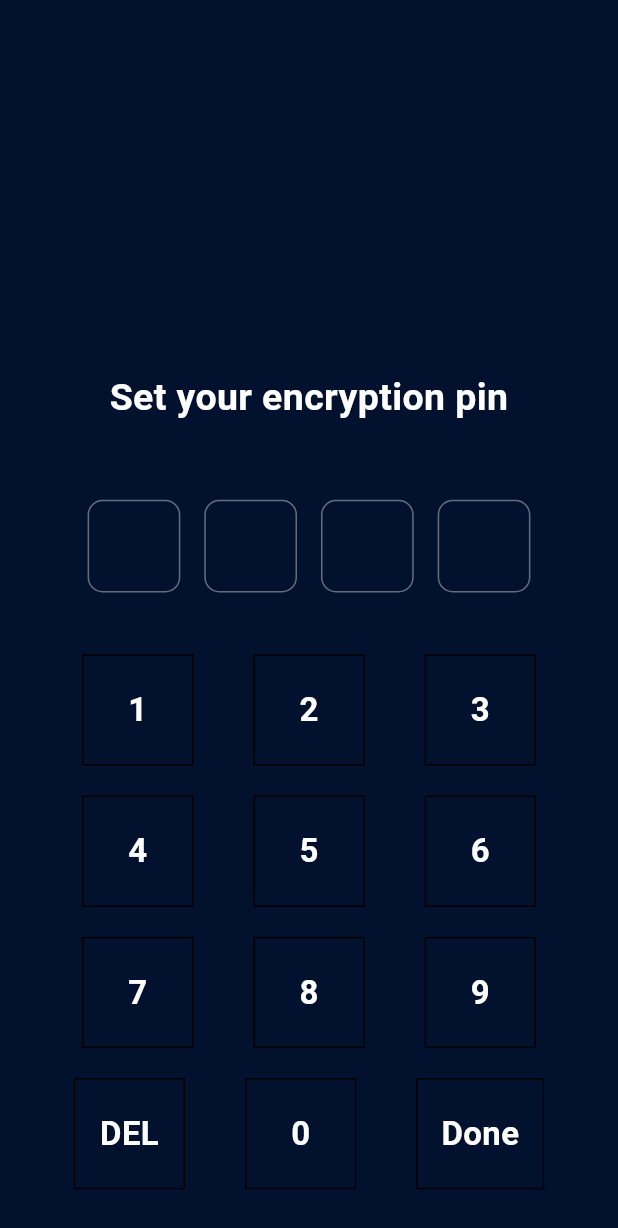
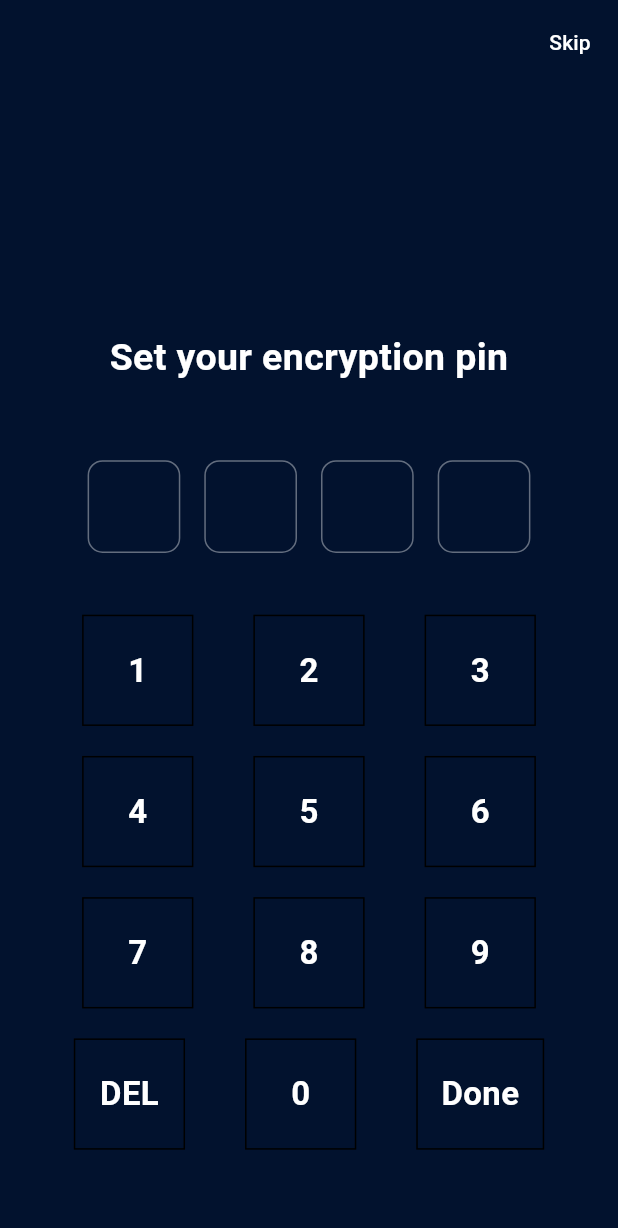
Before and after one commit to rohankarn35/CryptKey, a Flutter app: the SetEncryptionPin screen opened directly, on a phone screen of 412 x 824 dp. Shown: the top 1228 px of the screen. Run offline on Flutter 3.47's test engine with Material 3 defaults, Android fonts, the light colour scheme and no system bars; our stand-ins replace animated_text_kit, cached_network_image, cloud_firestore, dropdown_button2, firebase_auth, firebase_core and 10 more; missing offline and left inert: encrypt, jumping_dot; accounts and stored records are empty.

Commit message:
Minot Bug Fixes

```diff
--- a/lib/main.dart
+++ b/lib/main.dart
@@ -41,7 +41,10 @@ class MyApp extends StatelessWidget {
             primaryColor: Colors.white,
             scaffoldBackgroundColor: const Color.fromARGB(255, 2, 18, 46),
           ),
-            home: UpgradeAlert(child: SplashScreen()))
+          home: UpgradeAlert(
+            child: SplashScreen(),
+          ),
+        )
         // home: SetEncryptionPin(doesExist: true)),
         );
   }
--- a/lib/screens/authenticationPage.dart
+++ b/lib/screens/authenticationPage.dart
@@ -48,6 +48,7 @@ class _AuthenticationPageState extends State<AuthenticationPage> {
       canPop: false,
       child: Scaffold(
         appBar: AppBar(
+          automaticallyImplyLeading: false,
           backgroundColor: const Color.fromARGB(255, 2, 18, 46),
           actions: [
             TextButton(
--- a/lib/screens/homePage_Screen.dart
+++ b/lib/screens/homePage_Screen.dart
@@ -94,6 +94,7 @@ class _HomePageState extends State<HomePage> {
                   child: ClipOval(
                     child: !isGuestUser()
                         ? CachedNetworkImage(
+                            errorListener: (value) {},
                             width: 40,
                             height: 40,
                             imageUrl:
@@ -102,7 +103,7 @@ class _HomePageState extends State<HomePage> {
                                 (context, url, downloadProgress) =>
                                     SvgPicture.asset("assets/icons/others.svg"),
                             errorWidget: (context, url, error) =>
-                                const Icon(Icons.error),
+                                SvgPicture.asset("assets/icons/others.svg"),
                           )
                         : SvgPicture.asset(
                             "assets/icons/others.svg",
--- a/lib/screens/setEncryptionPin.dart
+++ b/lib/screens/setEncryptionPin.dart
@@ -1,4 +1,7 @@
 import 'package:cryptkey/Firebase/cloudstore.dart';
+import 'package:cryptkey/Firebase/firebaseLogout.dart';
+import 'package:cryptkey/screens/biometricPage.dart';
+import 'package:cryptkey/utils/navigation.dart';
 import 'package:cryptkey/widgets/pinPage.dart';
 import 'package:flutter/material.dart';
 import 'package:fluttertoast/fluttertoast.dart';
@@ -33,25 +36,25 @@ class _SetEncryptionPinState extends State<SetEncryptionPin> {
     }
   }
 
-  // Future<bool> _onSubmit(String pin, bool doesExist) async {
-  //   try {
-  //     SharedPreferences prefs = await SharedPreferences.getInstance();
-  //     prefs.setString("pin", pin);
-  //     if (doesExist) {
-  //       await DummyTestData().dummyData(doesExist);
-  //       return true;
-  //     }
-  //     bool isPinCorrect = await CheckPin().checkPin(pin);
-  //     return isPinCorrect;
-  //   } catch (e) {
-  //     Fluttertoast.showToast(msg: "Something went wrong");
-  //     return false;
-  //   }
-  // }
-
   @override
   Widget build(BuildContext context) {
     return Scaffold(
+      appBar: AppBar(
+        automaticallyImplyLeading: false,
+        backgroundColor: const Color.fromARGB(255, 2, 18, 46),
+        actions: [
+          TextButton(
+            onPressed: () async {
+              await FirebaseLogout.logout();
+              navigateToPage(context, BiometricPage());
+            },
+            child: const Text(
+              'Skip',
+              style: TextStyle(color: Colors.white),
+            ),
+          ),
+        ],
+      ),
       body: FutureBuilder<bool>(
         future: _doesUserExistFuture,
         builder: (context, snapshot) {
@@ -70,7 +73,7 @@ class _SetEncryptionPinState extends State<SetEncryptionPin> {
                 child: Column(
                   mainAxisAlignment: MainAxisAlignment.center,
                   children: [
-                    SizedBox(height: MediaQuery.of(context).size.height * 0.3),
+                    SizedBox(height: MediaQuery.of(context).size.height * 0.2),
                     Text(
                       doesExist
                           ? "Enter your Encryption Pin"
--- a/pubspec.yaml
+++ b/pubspec.yaml
@@ -1,5 +1,5 @@
 name: cryptkey
-description: "A new Flutter project."
+description: "Password Manager App"
 # The following line prevents the package from being accidentally published to
 # pub.dev using `flutter pub publish`. This is preferred for private packages.
 publish_to: "none" # Remove this line if you wish to publish to pub.dev
@@ -16,7 +16,7 @@ publish_to: "none" # Remove this line if you wish to publish to pub.dev
 # https://developer.apple.com/library/archive/documentation/General/Reference/InfoPlistKeyReference/Articles/CoreFoundationKeys.html
 # In Windows, build-name is used as the major, minor, and patch parts
 # of the product and file versions while build-number is used as the build suffix.
-version: 1.2.0+5
+version: 1.2.0+1
 
 environment:
   sdk: ">=3.2.6 <4.0.0"
```
Also changed, not shown: lib/screens/userPage.dart (+91 -31 lines), lib/utils/hasInternet.dart (added, +13 -0 lines), 3 other files. Lines whose indentation alone changed are shown as unchanged.
